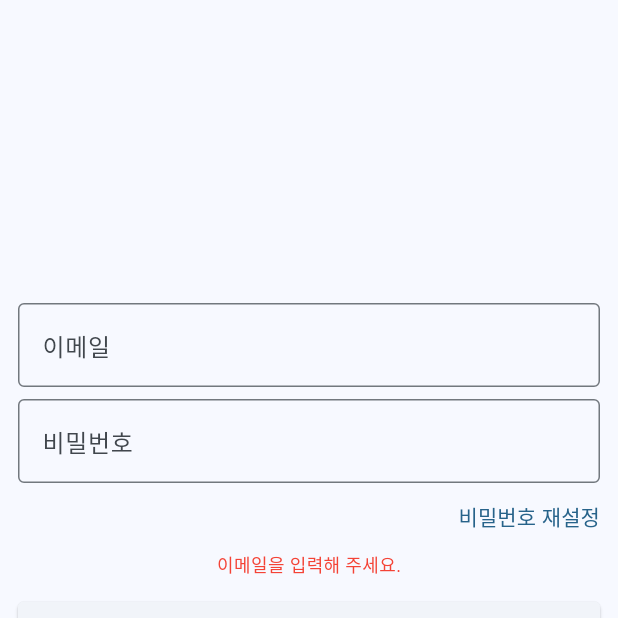
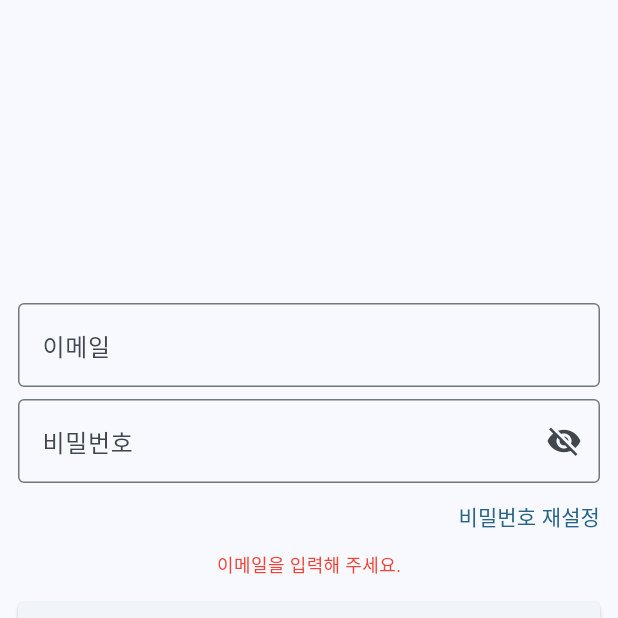
Before and after one commit to Fruna97/nadeuri, a Flutter app: the screen it shows after launch, after a tap on "로그인", on a phone screen of 412 x 824 dp, the top half of it. Run offline on Flutter 3.47's test engine with Material 3 defaults, Android fonts, the phone set to English and light mode, and no system bars; our stand-ins replace freezed_annotation.

Commit message:
feat(mobile/auth): 로그인 폼 입력 제한 및 기능 추가  - 이메일, 비밀번호 글자 수 제한 및 문자 유형 제약  - 비밀번호 숨김 여부 기능 추가

```diff
--- a/client/mobile/lib/sign_in.dart
+++ b/client/mobile/lib/sign_in.dart
@@ -21,6 +21,8 @@ class _SignInPageState extends State<SignInPage> {
 
   String _errorText = '';
 
+  bool _passwordObscureText = true;
+
   @override
   Widget build(BuildContext context) {
     return Scaffold(
@@ -37,16 +39,28 @@ class _SignInPageState extends State<SignInPage> {
                   decoration: const InputDecoration(
                     labelText: "이메일",
                     border: OutlineInputBorder(),
+                    counterText: "",
                   ),
+                  maxLength: 320,
                 ),
                 const SizedBox(height: 8.0),
                 TextField(
                   controller: _passwordController,
-                  decoration: const InputDecoration(
+                  decoration: InputDecoration(
                     labelText: "비밀번호",
+                    suffixIcon: IconButton(
+                      icon: Icon(_passwordObscureText ? Icons.visibility_off : Icons.visibility),
+                      onPressed: () {
+                        setState(() {
+                          _passwordObscureText = !_passwordObscureText;
+                        });
+                      },
+                    ),
                     border: OutlineInputBorder(),
+                    counterText: "",
                   ),
-                  obscureText: true,
+                  obscureText: _passwordObscureText,
+                  maxLength: 20,
                 ),
                 const SizedBox(height: 12.0),
                 Row(
@@ -74,6 +88,11 @@ class _SignInPageState extends State<SignInPage> {
                 ElevatedButton(
                   onPressed: () async {
                     log("로그인 button pressed");
+
+                    setState(() {
+                      _errorText = "";
+                    });
+
                     final String email = _emailController.text;
                     final String password = _passwordController.text;
 
@@ -84,10 +103,26 @@ class _SignInPageState extends State<SignInPage> {
 
                       return ;
                     }
+                    final emailRegExp = RegExp(r"^[\w-\.]+@([\w-]+\.)+[\w-]+$");
+                    if (!emailRegExp.hasMatch(email)) {
+                      setState(() {
+                        _errorText =  "이메일 또는 비밀번호가 잘못 되었습니다.\n이메일과 비밀번호를 정확히 입력해 주세요.";
+                      });
+
+                      return ;
+                    }
 
                     if (password.isEmpty) {
                       setState(() {
                         _errorText = "비밀번호를 입력해 주세요.";
+                      });
+
+                      return ;
+                    }
+                    final passwordRegExp = RegExp(r"""^[a-zA-Z0-9\-=\[\]\\;',\./~!@#\$%\^&\*\(\)_\+\{\}\|:"<>\?]{9,20}$""");
+                    if (!passwordRegExp.hasMatch(password)) {
+                      setState(() {
+                        _errorText =  "이메일 또는 비밀번호가 잘못 되었습니다.\n이메일과 비밀번호를 정확히 입력해 주세요.";
                       });
 
                       return ;
```
